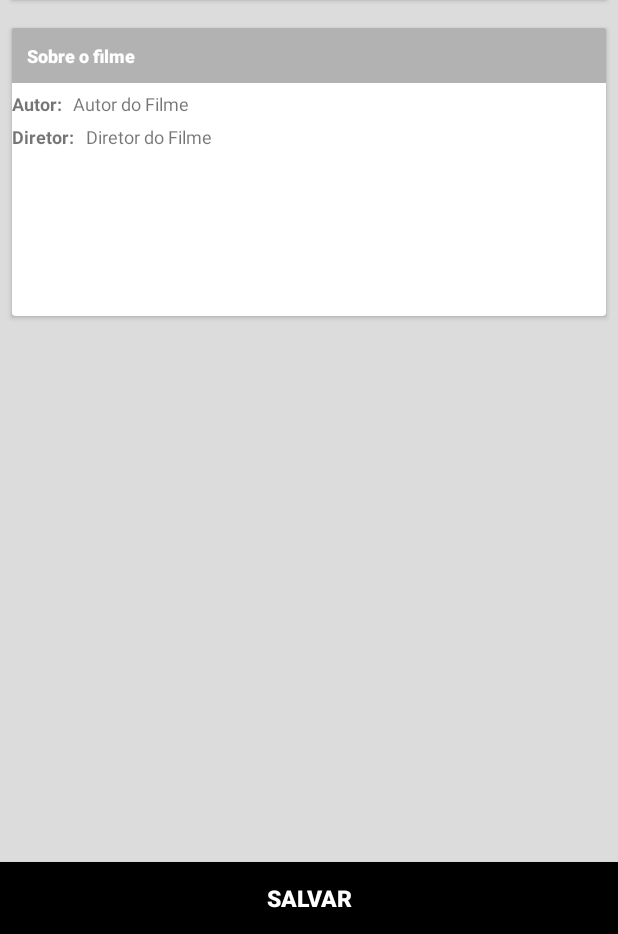
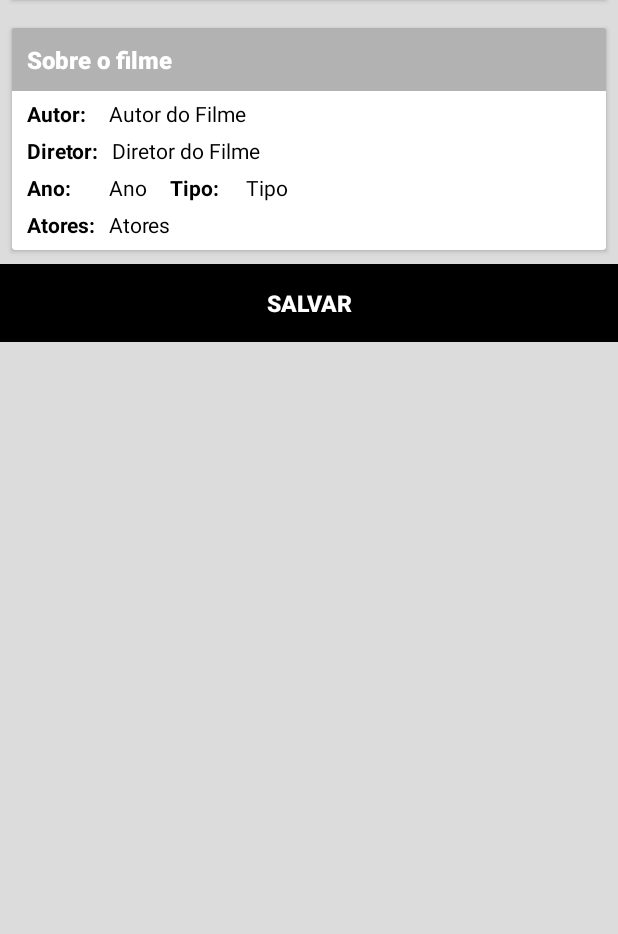
Before and after one commit to henriquemendesc/testeilhasofthenrique, an Android app: the layout activity_details.xml on its own in the app's theme, with its tools: preview values and no code run, on a phone screen of 412 x 824 dp, the part 302-1236 px from its top. Run offline under Robolectric (Android 15) with nearby library versions, the phone set to English and light mode, and no system bars.

Commit message:
details finsished

```diff
--- a/app/src/main/java/com/aula/bob/testeilhasoft/Movies/models/MovieModel.java
+++ b/app/src/main/java/com/aula/bob/testeilhasoft/Movies/models/MovieModel.java
@@ -40,10 +40,15 @@ public class MovieModel {
     @Expose
     public String directorMovie;
 
+    @SerializedName("Actors")
+    @Expose
+    public String actorsMovie;
+
     public MovieModel() {
     }
 
-    public MovieModel(String idMovie, String titleMovie, String yearMovie, String imgMovie, String writerMovie, String plotMovie, String typeMovie, String directorMovie) {
+    public MovieModel(String idMovie, String titleMovie, String yearMovie, String imgMovie, String writerMovie, String plotMovie,
+                      String typeMovie, String directorMovie, String actorsMovie) {
         this.idMovie = idMovie;
         this.titleMovie = titleMovie;
         this.yearMovie = yearMovie;
@@ -52,6 +57,7 @@ public class MovieModel {
         this.plotMovie = plotMovie;
         this.typeMovie = typeMovie;
         this.directorMovie = directorMovie;
+        this.actorsMovie = actorsMovie;
     }
 
 }
--- a/app/src/main/java/com/aula/bob/testeilhasoft/Movies/views/DetailsActivity.java
+++ b/app/src/main/java/com/aula/bob/testeilhasoft/Movies/views/DetailsActivity.java
@@ -22,6 +22,12 @@ public class DetailsActivity extends AppCompatActivity {
     TextView txtDiretor;
     @BindView(R.id.txtTitleDetails)
     TextView txtNome;
+    @BindView(R.id.txtYearDetailsPersistence)
+    TextView txtAno;
+    @BindView(R.id.txtTypeDetailsPersistence)
+    TextView txtTipo;
+    @BindView(R.id.txtActorsDetailsPersistence)
+    TextView txtAtor;
     @BindView(R.id.imgMovieDetails)
     ImageView imgFilme;
 
@@ -31,6 +37,9 @@ public class DetailsActivity extends AppCompatActivity {
     String autor;
     String nome;
     String diretor;
+    String tipo;
+    String ano;
+    String ator;
 
     @Override
     protected void onCreate(Bundle savedInstanceState) {
@@ -38,19 +47,28 @@ public class DetailsActivity extends AppCompatActivity {
         setContentView(R.layout.activity_details);
 
         ButterKnife.bind(this);
+
+        initializeDetails();
+    }
+
+    private void initializeDetails() {
         Intent intent = getIntent();
+
         image = intent.getStringExtra("image");
         plot = intent.getStringExtra("plot");
         diretor = intent.getStringExtra("director");
         autor = intent.getStringExtra("autor");
         nome = intent.getStringExtra("name");
-        initializeDetails();
-    }
+        tipo = intent.getStringExtra("type");
+        ano = intent.getStringExtra("year");
+        ator = intent.getStringExtra("actor");
 
-    private void initializeDetails() {
         txtSobre.setText(plot);
         txtDiretor.setText(diretor);
         txtNome.setText(nome);
+        txtAno.setText(ano);
+        txtTipo.setText(tipo);
+        txtAtor.setText(ator);
         Picasso.with(this).load(image).into(this.imgFilme);
     }
 }
--- a/app/src/main/java/com/aula/bob/testeilhasoft/Movies/views/MainActivity.java
+++ b/app/src/main/java/com/aula/bob/testeilhasoft/Movies/views/MainActivity.java
@@ -98,6 +98,9 @@ public class MainActivity extends AppCompatActivity implements MovieView {
         intent.putExtra("name",movieModel.titleMovie);
         intent.putExtra("writer",movieModel.writerMovie);
         intent.putExtra("director",movieModel.directorMovie);
+        intent.putExtra("actor",movieModel.actorsMovie);
+        intent.putExtra("year",movieModel.yearMovie);
+        intent.putExtra("type",movieModel.typeMovie);
         startActivity(intent);
     }
 }
--- /dev/null
+++ b/app/src/main/res/drawable/btn_click.xml
@@ -0,0 +1,13 @@
+<?xml version="1.0" encoding="utf-8"?>
+<selector xmlns:android="http://schemas.android.com/apk/res/android">
+
+    <!-- pressionado -->
+    <item android:drawable="@color/cardview_dark_background" android:state_pressed="true" />
+
+    <!-- focalisado-->
+    <item android:drawable="@color/colorAccent" android:state_pressed="false" />
+
+    <!-- normal-->
+    <item android:drawable="@color/colorAccent" />
+
+</selector>
--- a/app/src/main/res/layout/activity_details.xml
+++ b/app/src/main/res/layout/activity_details.xml
@@ -1,11 +1,17 @@
 <?xml version="1.0" encoding="utf-8"?>
 
-<LinearLayout xmlns:android="http://schemas.android.com/apk/res/android"
+<ScrollView xmlns:android="http://schemas.android.com/apk/res/android"
+    xmlns:card_view="http://schemas.android.com/apk/res-auto"
     xmlns:tools="http://schemas.android.com/tools"
     android:layout_width="match_parent"
     android:layout_height="match_parent"
     android:layout_gravity="center_horizontal"
     android:background="@color/background"
+    android:orientation="vertical">
+
+    <LinearLayout
+        android:layout_width="match_parent"
+        android:layout_height="match_parent"
         android:orientation="vertical">
 
         <android.support.v7.widget.CardView xmlns:android="http://schemas.android.com/apk/res/android"
@@ -37,11 +43,9 @@
                 tools:text="Título Filme" />
         </android.support.v7.widget.CardView>
 
-    <android.support.v7.widget.CardView xmlns:android="http://schemas.android.com/apk/res/android"
-        xmlns:card_view="http://schemas.android.com/apk/res-auto"
-        xmlns:tools="http://schemas.android.com/tools"
+        <android.support.v7.widget.CardView
             android:layout_width="match_parent"
-        android:layout_height="200dp"
+            android:layout_height="wrap_content"
             android:layout_gravity="center_horizontal"
             android:layout_margin="5dp"
             card_view:cardUseCompatPadding="true">
@@ -61,21 +65,23 @@
                     android:text="Sobre o filme"
                     android:textAppearance="@style/TextAppearance.AppCompat.Title"
                     android:textColor="@color/colorWhite"
-                android:textSize="12dp"
+                    android:textSize="16dp"
                     android:textStyle="bold" />
 
                 <RelativeLayout
                     android:layout_width="match_parent"
-                android:layout_height="wrap_content">
+                    android:layout_height="wrap_content"
+                    android:layout_marginLeft="10dp">
 
                     <TextView
                         android:id="@+id/txtAutorDetails"
                         android:layout_width="wrap_content"
                         android:layout_height="wrap_content"
                         android:layout_marginBottom="5dp"
-                    android:layout_marginRight="7dp"
+                        android:layout_marginRight="15dp"
                         android:text="Autor:"
-                    android:textSize="12dp"
+                        android:textColor="@color/colorAccent"
+                        android:textSize="14dp"
                         android:textStyle="bold" />
 
                     <TextView
@@ -85,16 +91,19 @@
                         android:layout_marginBottom="5dp"
                         android:layout_toRightOf="@+id/txtAutorDetails"
                         android:text="Autor do Filme"
-                    android:textSize="12dp" />
+                        android:textColor="@color/colorAccent"
+                        android:textSize="14dp" />
 
                     <TextView
                         android:id="@+id/txtDirectorDetails"
                         android:layout_width="wrap_content"
                         android:layout_height="wrap_content"
                         android:layout_below="@+id/txtAutorDetails"
+                        android:layout_marginBottom="5dp"
                         android:layout_marginRight="5dp"
                         android:text="Diretor: "
-                    android:textSize="12dp"
+                        android:textColor="@color/colorAccent"
+                        android:textSize="14dp"
                         android:textStyle="bold" />
 
                     <TextView
@@ -104,7 +113,77 @@
                         android:layout_below="@+id/txtAutorDetailsPersistence"
                         android:layout_toRightOf="@+id/txtDirectorDetails"
                         android:text="Diretor do Filme"
-                    android:textSize="12dp" />
+                        android:textColor="@color/colorAccent"
+                        android:textSize="14dp" />
+
+                    <TextView
+                        android:id="@+id/txtAnoDetails"
+                        android:layout_width="wrap_content"
+                        android:layout_height="wrap_content"
+                        android:layout_below="@+id/txtDirectorDetails"
+                        android:layout_marginRight="10dp"
+                        android:text="Ano: "
+                        android:textColor="@color/colorAccent"
+                        android:textSize="14dp"
+                        android:textStyle="bold" />
+
+                    <TextView
+                        android:id="@+id/txtYearDetailsPersistence"
+                        android:layout_width="wrap_content"
+                        android:layout_height="wrap_content"
+                        android:layout_alignBaseline="@+id/txtAnoDetails"
+                        android:layout_alignBottom="@+id/txtAnoDetails"
+                        android:layout_alignStart="@+id/txtAutorDetailsPersistence"
+                        android:layout_marginRight="15dp"
+                        android:text="Ano"
+                        android:textColor="@color/colorAccent"
+                        android:textSize="14dp" />
+
+                    <TextView
+                        android:id="@+id/txtTipoDetails"
+                        android:layout_width="wrap_content"
+                        android:layout_height="wrap_content"
+                        android:layout_alignTop="@+id/txtYearDetailsPersistence"
+                        android:layout_marginBottom="5dp"
+                        android:layout_toEndOf="@+id/txtYearDetailsPersistence"
+                        android:text="Tipo: "
+                        android:textColor="@color/colorAccent"
+                        android:textSize="14dp"
+                        android:textStyle="bold" />
+
+                    <TextView
+                        android:id="@+id/txtTypeDetailsPersistence"
+                        android:layout_width="wrap_content"
+                        android:layout_height="wrap_content"
+                        android:layout_alignBaseline="@+id/txtTipoDetails"
+                        android:layout_alignBottom="@+id/txtTipoDetails"
+                        android:layout_toEndOf="@+id/txtAutorDetailsPersistence"
+                        android:text="Tipo"
+                        android:textColor="@color/colorAccent"
+                        android:textSize="14dp" />
+
+                    <TextView
+                        android:id="@+id/txtActorsDetails"
+                        android:layout_width="wrap_content"
+                        android:layout_height="wrap_content"
+                        android:layout_below="@+id/txtTipoDetails"
+                        android:layout_marginRight="5dp"
+                        android:text="Atores: "
+                        android:textColor="@color/colorAccent"
+                        android:textSize="14dp"
+                        android:textStyle="bold" />
+
+                    <TextView
+                        android:id="@+id/txtActorsDetailsPersistence"
+                        android:layout_width="wrap_content"
+                        android:layout_height="wrap_content"
+                        android:layout_below="@+id/txtTipoDetails"
+                        android:layout_marginBottom="7dp"
+                        android:layout_marginRight="7dp"
+                        android:layout_toRightOf="@+id/txtActorsDetails"
+                        android:text="Atores"
+                        android:textColor="@color/colorAccent"
+                        android:textSize="14dp" />
                 </RelativeLayout>
             </LinearLayout>
         </android.support.v7.widget.CardView>
@@ -118,11 +197,14 @@
                 android:id="@+id/btnSaveMovie"
                 android:layout_width="match_parent"
                 android:layout_height="wrap_content"
-            android:background="@color/colorAccent"
-            android:elevation="5dp"
+                android:background="@drawable/btn_click"
+                android:elevation="6dp"
+                android:gravity="center_horizontal"
+                android:padding="15dp"
                 android:text="Salvar"
                 android:textColor="@color/colorWhite"
                 android:textSize="15dp"
                 android:textStyle="bold" />
         </LinearLayout>
     </LinearLayout>
+</ScrollView>
```
Lines whose indentation alone changed are shown as unchanged.
